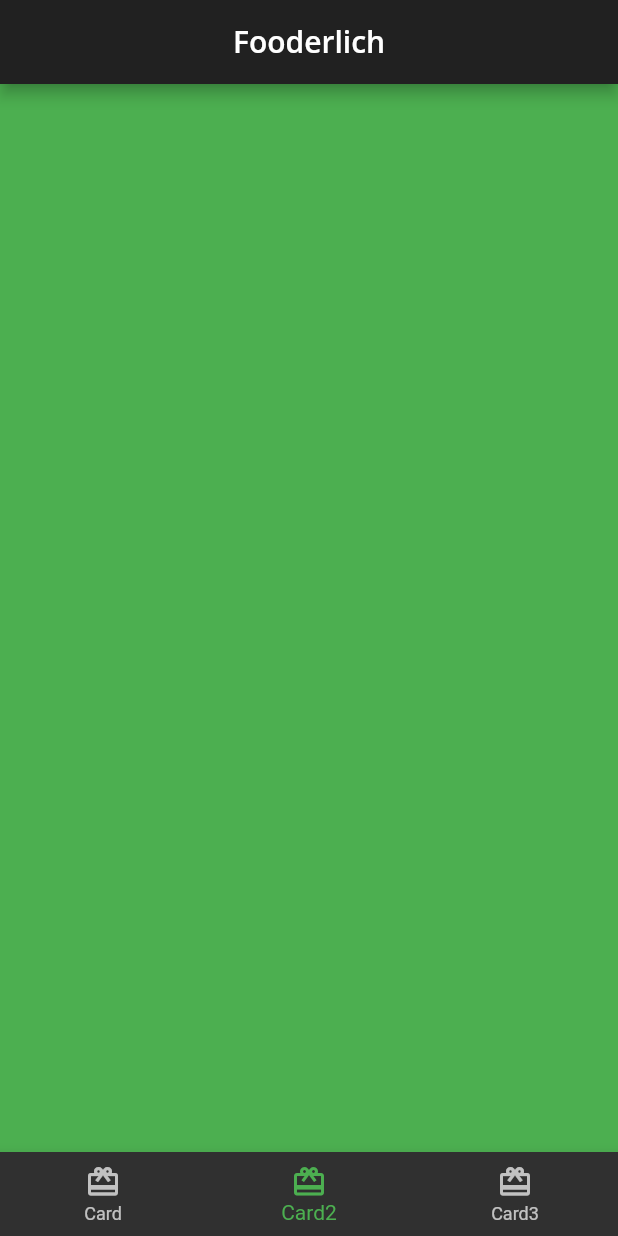
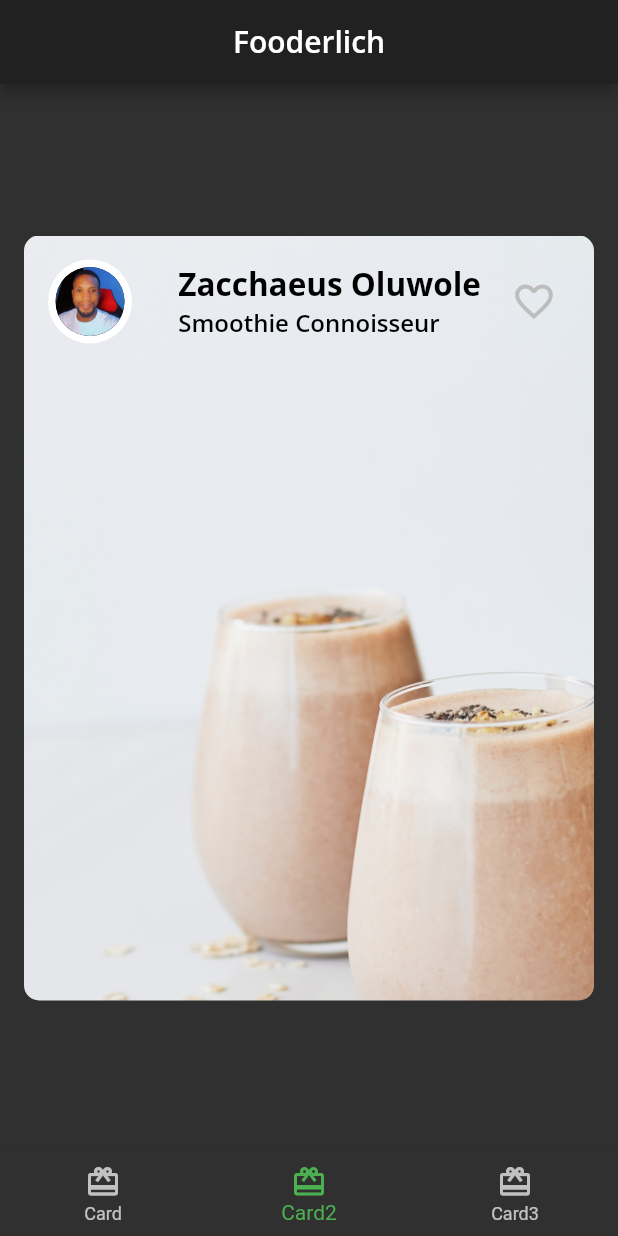
Before and after one commit to Zacchaeus-Oluwole/FLUTTER-PROJECTS, a Flutter app: the screen it shows after launch, item 2 of the bottom bar chosen, on a phone screen of 412 x 824 dp. Run offline on Flutter 3.47's test engine with Material 2 defaults, Android fonts, the phone set to English and light mode, and no system bars; our stand-ins replace audioplayers, google_fonts.

Commit message:
fooderlich

```diff
--- /dev/null
+++ b/fooderlich/lib/author_card.dart
@@ -0,0 +1,51 @@
+import 'package:flutter/material.dart';
+import 'fooderlich_theme.dart';
+import 'circle_image.dart';
+
+class AuthorCard extends StatelessWidget {
+  final String authorName;
+  final String title;
+  final ImageProvider? imageProvider;
+  const AuthorCard({
+    Key? key, required this.authorName, required this.title, this.imageProvider
+    }) : super(key: key);
+
+  @override
+  Widget build(BuildContext context) {
+    return Container(
+      padding: const EdgeInsets.all(16),
+      child: Row(
+        mainAxisAlignment: MainAxisAlignment.spaceBetween,
+        children: [
+          CircleImage(
+            imageProvider: imageProvider,
+            imageRadius: 28,
+            ),
+            const SizedBox(width: 8,),
+            Column(
+              crossAxisAlignment: CrossAxisAlignment.start,
+              children: [
+                Text(
+                  authorName,
+                  style: FooderlichTheme.lightTextTheme.headline2,
+                ),
+                Text(
+                  title,
+                  style: FooderlichTheme.lightTextTheme.headline3,
+                )
+              ],
+            ),
+            IconButton(
+              onPressed: () {
+                const snackBar = SnackBar(content: Text('Favorite Pressed'));
+                ScaffoldMessenger.of(context).showSnackBar(snackBar);
+              },
+              icon: const Icon(Icons.favorite_border),
+              iconSize: 30,
+              color: Colors.grey[400],
+            )
+        ],
+      ),
+    );
+  }
+}
--- /dev/null
+++ b/fooderlich/lib/card2.dart
@@ -0,0 +1,38 @@
+import 'package:flutter/material.dart';
+import 'author_card.dart';
+
+class Card2 extends StatelessWidget {
+  const Card2({Key? key}) : super(key: key);
+
+  @override
+  Widget build(BuildContext context) {
+    return Center(
+      child: Container(
+        constraints: const BoxConstraints.expand(
+          height: 510,
+          width: 380,
+        ),
+        decoration: const BoxDecoration(
+          image: DecorationImage(
+            image: AssetImage("assets/mag5.png"),
+            fit: BoxFit.cover,
+          ),
+          borderRadius: BorderRadius.all(
+            Radius.circular(10.0)
+          ),
+        ),
+
+        child: Column(
+          children: [
+            const AuthorCard(
+              authorName: "Zacchaeus Oluwole",
+              title: "Smoothie Connoisseur",
+              imageProvider: AssetImage("assets/zach.jpg"),
+              ),
+
+          ],
+        ),
+      ),
+    );
+  }
+}
--- /dev/null
+++ b/fooderlich/lib/circle_image.dart
@@ -0,0 +1,22 @@
+import 'package:flutter/material.dart';
+
+class CircleImage extends StatelessWidget {
+  const CircleImage({
+    Key? key, this.imageProvider, this.imageRadius = 20
+  }) : super(key: key);
+
+  final double imageRadius;
+  final ImageProvider? imageProvider;
+
+  @override
+  Widget build(BuildContext context) {
+    return CircleAvatar(
+      backgroundColor: Colors.white,
+      radius: imageRadius,
+      child: CircleAvatar(
+        radius: imageRadius - 5,
+        backgroundImage: imageProvider,
+      ),
+    );
+  }
+}
--- a/fooderlich/lib/home.dart
+++ b/fooderlich/lib/home.dart
@@ -1,5 +1,6 @@
 import 'package:flutter/material.dart';
 import 'card1.dart';
+import 'card2.dart';
 
 class Home extends StatefulWidget {
   const Home({Key? key}) : super(key: key);
@@ -13,7 +14,7 @@ class _HomeState extends State<Home> {
 
   static List<Widget> pages = <Widget> [
     Card1(),
-    Container(color: Colors.green,),
+    Card2(),
     Container(color: Colors.blue,)
   ];
 
```
Also changed, not shown: fooderlich/assets/mag2.png (added), fooderlich/assets/mag3.png (added), fooderlich/assets/mag4.png (added), fooderlich/assets/mag5.png (added), fooderlich/assets/zach.jpg (added).
